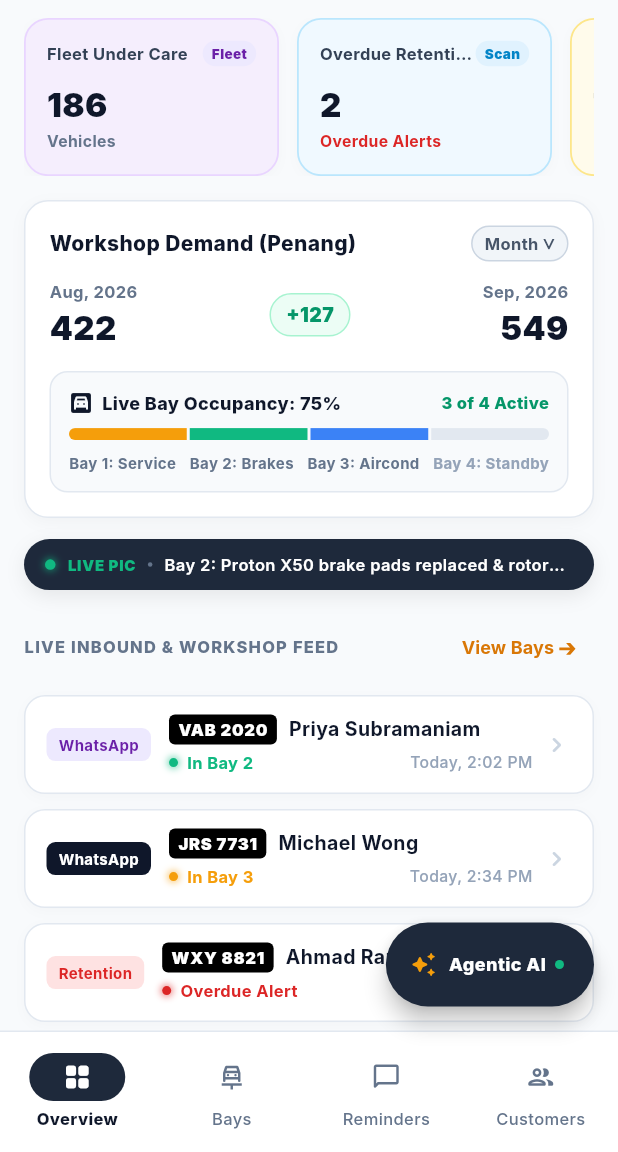
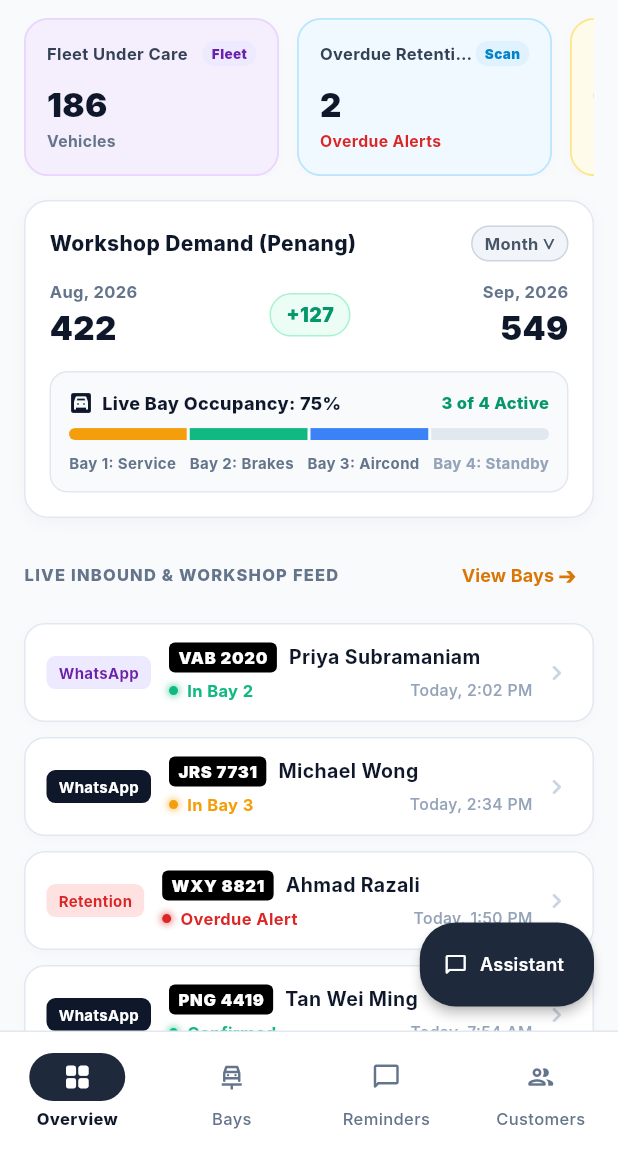
Before and after one commit to airiel51/SmartCRM, a Flutter app: the screen it shows after launch, on a phone screen of 412 x 824 dp, the part 84-1236 px from its top. Run offline on Flutter 3.47's test engine with Material 3 defaults, Android fonts, the phone set to English and light mode, and no system bars; network calls fail; Roboto replaces fonts that are missing (Inter).

Commit message:
refactor: de-vibecode UI across web and mobile, streamline assistant and remove marketing clutter

```diff
--- a/mobile/lib/main.dart
+++ b/mobile/lib/main.dart
@@ -85,30 +85,17 @@ class _MainWorkshopNavigationState extends State<MainWorkshopNavigation> {
       floatingActionButton: FloatingActionButton.extended(
         onPressed: () => AgenticAIChatbotSheet.show(context, onNavigateTab: _navigateTab),
         backgroundColor: const Color(0xFF1E293B),
-        elevation: 6,
-        shape: RoundedRectangleBorder(borderRadius: BorderRadius.circular(30)),
-        icon: const Icon(Icons.auto_awesome_rounded, color: Color(0xFFF59E0B), size: 18),
-        label: Row(
-          children: [
-            const Text(
-              'Agentic AI',
-              style: TextStyle(
-                color: Colors.white,
-                fontWeight: FontWeight.w800,
-                fontSize: 12,
-                letterSpacing: 0.3,
-              ),
-            ),
-            const SizedBox(width: 6),
-            Container(
-              width: 6,
-              height: 6,
-              decoration: const BoxDecoration(
-                color: Color(0xFF10B981),
-                shape: BoxShape.circle,
-              ),
-            ),
-          ],
+        elevation: 3,
+        shape: RoundedRectangleBorder(borderRadius: BorderRadius.circular(24)),
+        icon: const Icon(Icons.chat_bubble_outline_rounded, color: Colors.white, size: 16),
+        label: const Text(
+          'Assistant',
+          style: TextStyle(
+            color: Colors.white,
+            fontWeight: FontWeight.w600,
+            fontSize: 12,
+            letterSpacing: 0.2,
+          ),
         ),
       ),
       bottomNavigationBar: Container(
--- a/mobile/lib/screens/dashboard_screen.dart
+++ b/mobile/lib/screens/dashboard_screen.dart
@@ -324,7 +324,7 @@ class _DashboardScreenState extends State<DashboardScreen> with SingleTickerProv
                             ),
                             const SizedBox(width: 12),
                             _buildPastelCard(
-                              title: 'Repeat-Service Rate (CAT405)',
+                              title: 'Repeat-Service Rate',
                               tag: 'Bays',
                               value: '74.2%',
                               unit: 'Loyalty Benchmark',
@@ -476,11 +476,6 @@ class _DashboardScreenState extends State<DashboardScreen> with SingleTickerProv
 
                   const SizedBox(height: 14),
 
-                  // Animated Live PIC Activity Ticker
-                  const _WorkshopActivityTicker(),
-
-                  const SizedBox(height: 14),
-
                   // 3. Workshop Inquiries & Feed Header
                   Row(
                     mainAxisAlignment: MainAxisAlignment.spaceBetween,
@@ -545,7 +540,7 @@ class _DashboardScreenState extends State<DashboardScreen> with SingleTickerProv
                     phone: '+60 12-345 6789',
                     name: 'Ahmad Razali',
                     plate: 'WXY 8821',
-                    destination: 'Autonomous Retention AI',
+                    destination: 'Service Reminder',
                     status: 'Overdue Alert',
                     statusColor: const Color(0xFFDC2626),
                     time: 'Today, 1:50 PM',
@@ -1023,103 +1018,3 @@ class _AnimatedDiagnosticWaveformState extends State<AnimatedDiagnosticWaveform>
     );
   }
 }
-
-class _WorkshopActivityTicker extends StatefulWidget {
-  const _WorkshopActivityTicker({Key? key}) : super(key: key);
-
-  @override
-  State<_WorkshopActivityTicker> createState() => _WorkshopActivityTickerState();
-}
-
-class _WorkshopActivityTickerState extends State<_WorkshopActivityTicker> {
-  int _idx = 0;
-  Timer? _timer;
-
-  final List<String> _events = [
-    'AI scheduled Michael Wong (Toyota Vios) for Bay 3',
-    'Bay 2: Proton X50 brake pads replaced & rotors skimmed',
-    'WhatsApp: Priya Subramaniam confirmed quote RM 280.00',
-    'Tan Wei Ming (Honda Civic RS) booked for Saturday 10:00 AM',
-    'Autonomous scan: 2 overdue service reminders queued',
-  ];
-
-  @override
-  void initState() {
-    super.initState();
-    _timer = Timer.periodic(const Duration(seconds: 4), (t) {
-      if (mounted) {
-        setState(() => _idx = (_idx + 1) % _events.length);
-      }
-    });
-  }
-
-  @override
-  void dispose() {
-    _timer?.cancel();
-    super.dispose();
-  }
-
-  @override
-  Widget build(BuildContext context) {
-    return Container(
-      padding: const EdgeInsets.symmetric(horizontal: 14, vertical: 9),
-      decoration: BoxDecoration(
-        color: const Color(0xFF1E293B),
-        borderRadius: BorderRadius.circular(30),
-        boxShadow: [
-          BoxShadow(
-            color: Colors.black.withOpacity(0.08),
-            blurRadius: 10,
-            offset: const Offset(0, 4),
-          ),
-        ],
-      ),
-      child: Row(
-        children: [
-          const PulsingDot(color: Color(0xFF10B981), size: 7),
-          const SizedBox(width: 8),
-          const Text(
-            'LIVE PIC',
-            style: TextStyle(
-              color: Color(0xFF10B981),
-              fontSize: 10,
-              fontWeight: FontWeight.w900,
-              letterSpacing: 0.5,
-            ),
-          ),
-          const SizedBox(width: 8),
-          Container(width: 3, height: 3, decoration: const BoxDecoration(color: Color(0xFF64748B), shape: BoxShape.circle)),
-          const SizedBox(width: 8),
-          Expanded(
-            child: AnimatedSwitcher(
-              duration: const Duration(milliseconds: 320),
-              transitionBuilder: (child, anim) {
-                return FadeTransition(
-                  opacity: anim,
-                  child: SlideTransition(
-                    position: Tween<Offset>(
-                      begin: const Offset(0, 0.35),
-                      end: Offset.zero,
-                    ).animate(anim),
-                    child: child,
-                  ),
-                );
-              },
-              child: Text(
-                _events[_idx],
-                key: ValueKey<int>(_idx),
-                maxLines: 1,
-                overflow: TextOverflow.ellipsis,
-                style: const TextStyle(
-                  color: Colors.white,
-                  fontSize: 11,
-                  fontWeight: FontWeight.w600,
-                ),
-              ),
-            ),
-          ),
-        ],
-      ),
-    );
-  }
-}
```
Also changed, not shown: mobile/lib/widgets/agentic_ai_chatbot_sheet.dart (+28 -34 lines), 5 other files.
